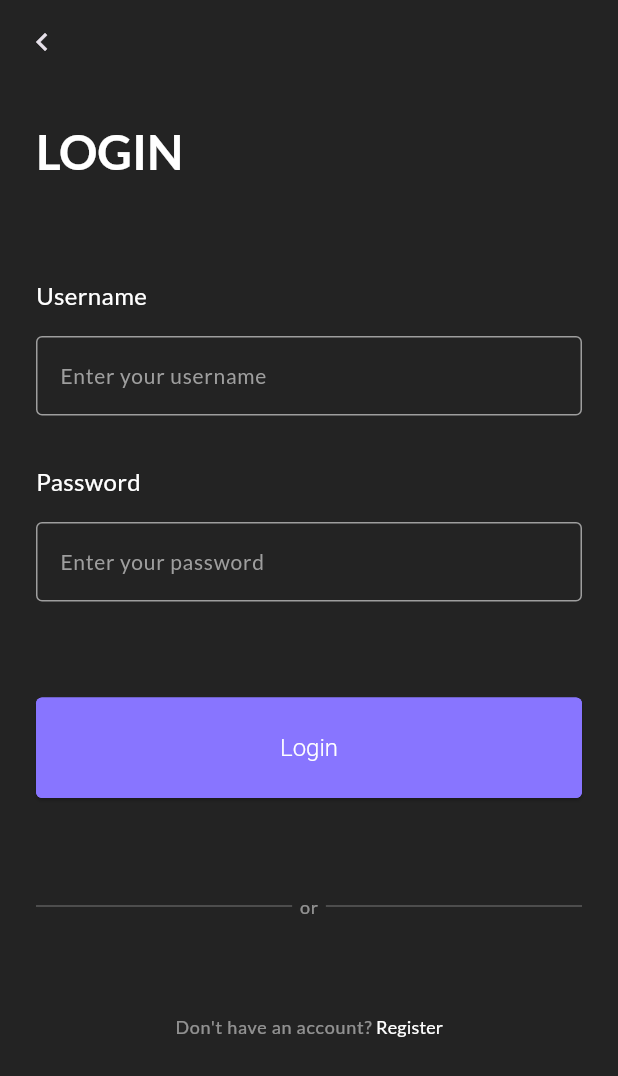
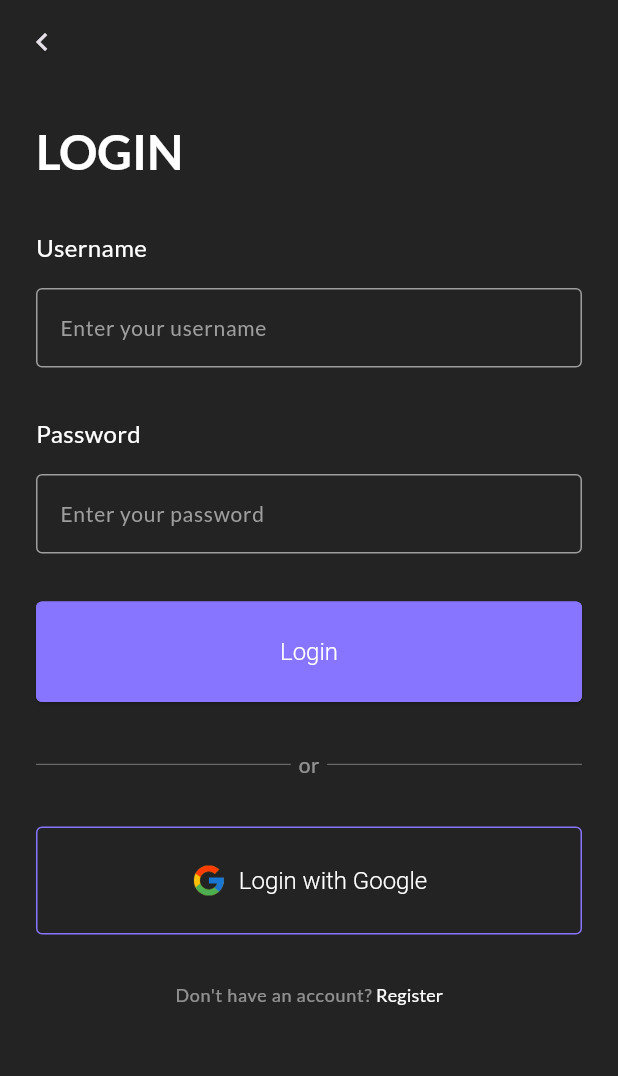
Before and after one commit to terfiel-22/todo_app, a Flutter app: the LoginScreen screen opened by its route, on a phone screen of 412 x 824 dp. Shown: the top 1076 px of the screen. Run offline on Flutter 3.47's test engine with Material 3 defaults, Android fonts, the phone set to English and light mode, and no system bars; our stand-ins replace go_router, smooth_page_indicator.

Commit message:
Complete Login Screen UI

```diff
--- a/lib/core/constants/custom_sizes.dart
+++ b/lib/core/constants/custom_sizes.dart
@@ -51,8 +51,8 @@ class CustomSizes {
   static const double productImageHeight = 160.0;
 
   //input field
-  static const double inputFieldRadius = 12.0;
-  static const double spaceBtwInputFields = 16.0;
+  static const double inputFieldRadius = 4.0;
+  static const double spaceBtwInputFields = 32.0;
 
   //Card sizes
   static const double cardRadiusLg = 16.0;
--- a/lib/core/constants/image_strings.dart
+++ b/lib/core/constants/image_strings.dart
@@ -4,4 +4,6 @@ class ImageStrings {
   static String onboardingImage1 = "assets/images/onboarding_img_1.png";
   static String onboardingImage2 = "assets/images/onboarding_img_2.png";
   static String onboardingImage3 = "assets/images/onboarding_img_3.png";
+
+  static String google = "assets/logos/ic_google.png";
 }
--- a/lib/core/theme/widget_themes/text_form_field_app_theme.dart
+++ b/lib/core/theme/widget_themes/text_form_field_app_theme.dart
@@ -1,4 +1,5 @@
 import 'package:flutter/material.dart';
+import 'package:todo_app/core/constants/custom_sizes.dart';
 
 class TextFormFieldAppTheme {
   TextFormFieldAppTheme._();
@@ -15,23 +16,23 @@ class TextFormFieldAppTheme {
       color: Colors.black.withValues(alpha: 0.8),
     ),
     border: const OutlineInputBorder().copyWith(
-      borderRadius: BorderRadius.circular(4.0),
+      borderRadius: BorderRadius.circular(CustomSizes.inputFieldRadius),
       borderSide: const BorderSide(width: 1, color: Colors.grey),
     ),
     enabledBorder: const OutlineInputBorder().copyWith(
-      borderRadius: BorderRadius.circular(4.0),
+      borderRadius: BorderRadius.circular(CustomSizes.inputFieldRadius),
       borderSide: const BorderSide(width: 1, color: Colors.grey),
     ),
     focusedBorder: const OutlineInputBorder().copyWith(
-      borderRadius: BorderRadius.circular(4.0),
+      borderRadius: BorderRadius.circular(CustomSizes.inputFieldRadius),
       borderSide: const BorderSide(width: 1, color: Colors.black12),
     ),
     errorBorder: const OutlineInputBorder().copyWith(
-      borderRadius: BorderRadius.circular(4.0),
+      borderRadius: BorderRadius.circular(CustomSizes.inputFieldRadius),
       borderSide: const BorderSide(width: 1, color: Colors.red),
     ),
     focusedErrorBorder: const OutlineInputBorder().copyWith(
-      borderRadius: BorderRadius.circular(4.0),
+      borderRadius: BorderRadius.circular(CustomSizes.inputFieldRadius),
       borderSide: const BorderSide(width: 1, color: Colors.orange),
     ),
   );
@@ -48,23 +49,23 @@ class TextFormFieldAppTheme {
       color: Colors.white.withValues(alpha: 0.8),
     ),
     border: const OutlineInputBorder().copyWith(
-      borderRadius: BorderRadius.circular(4.0),
+      borderRadius: BorderRadius.circular(CustomSizes.inputFieldRadius),
       borderSide: const BorderSide(width: 1, color: Colors.grey),
     ),
     enabledBorder: const OutlineInputBorder().copyWith(
-      borderRadius: BorderRadius.circular(4.0),
+      borderRadius: BorderRadius.circular(CustomSizes.inputFieldRadius),
       borderSide: const BorderSide(width: 1, color: Colors.grey),
     ),
     focusedBorder: const OutlineInputBorder().copyWith(
-      borderRadius: BorderRadius.circular(4.0),
+      borderRadius: BorderRadius.circular(CustomSizes.inputFieldRadius),
       borderSide: const BorderSide(width: 1, color: Colors.white),
     ),
     errorBorder: const OutlineInputBorder().copyWith(
-      borderRadius: BorderRadius.circular(4.0),
+      borderRadius: BorderRadius.circular(CustomSizes.inputFieldRadius),
       borderSide: const BorderSide(width: 1, color: Colors.red),
     ),
     focusedErrorBorder: const OutlineInputBorder().copyWith(
-      borderRadius: BorderRadius.circular(4.0),
+      borderRadius: BorderRadius.circular(CustomSizes.inputFieldRadius),
       borderSide: const BorderSide(width: 1, color: Colors.orange),
     ),
   );
--- /dev/null
+++ b/lib/core/widgets/buttons/google_button.dart
@@ -0,0 +1,31 @@
+import 'package:flutter/material.dart';
+import 'package:todo_app/core/constants/custom_sizes.dart';
+import 'package:todo_app/core/constants/image_strings.dart';
+import 'package:todo_app/core/utils/device/device_utility.dart';
+
+class GoogleButton extends StatelessWidget {
+  final String buttonText;
+  final VoidCallback onPressed;
+  const GoogleButton({
+    super.key,
+    required this.buttonText,
+    required this.onPressed,
+  });
+
+  @override
+  Widget build(BuildContext context) {
+    return Container(
+      padding: EdgeInsets.symmetric(vertical: CustomSizes.spaceBtwSections),
+      width: DeviceUtility.screenHeight(context),
+      child: OutlinedButton.icon(
+        onPressed: onPressed,
+        icon: Image(
+          width: CustomSizes.iconMd,
+          height: CustomSizes.iconMd,
+          image: AssetImage(ImageStrings.google),
+        ),
+        label: Text(buttonText),
+      ),
+    );
+  }
+}
--- a/lib/core/widgets/divider/auth_divider.dart
+++ b/lib/core/widgets/divider/auth_divider.dart
@@ -20,7 +20,7 @@ class AuthDivider extends StatelessWidget {
             endIndent: 5,
           ),
         ),
-        Text(dividerText, style: Theme.of(context).textTheme.labelMedium),
+        Text(dividerText, style: Theme.of(context).textTheme.bodySmall),
         Flexible(
           child: Divider(
             color: isLightMode ? CustomColors.grey : CustomColors.darkGrey,
--- a/lib/core/widgets/text_form_field/custom_text_form_field.dart
+++ b/lib/core/widgets/text_form_field/custom_text_form_field.dart
@@ -15,10 +15,10 @@ class CustomTextFormField extends StatelessWidget {
   @override
   Widget build(BuildContext context) {
     return Column(
+      spacing: CustomSizes.spaceBtwItems,
       crossAxisAlignment: CrossAxisAlignment.start,
       children: [
         Text(labelText),
-        const SizedBox(height: CustomSizes.md),
         TextFormField(
           controller: controller,
           decoration: InputDecoration(hintText: placeholderText),
--- a/lib/features/auth/screens/login/login_screen.dart
+++ b/lib/features/auth/screens/login/login_screen.dart
@@ -1,9 +1,9 @@
 import 'package:flutter/gestures.dart';
 import 'package:flutter/material.dart';
-import 'package:todo_app/core/constants/custom_sizes.dart';
 import 'package:todo_app/core/constants/text_strings.dart';
 import 'package:todo_app/core/utils/navigation/navigation_utility.dart';
 import 'package:todo_app/core/widgets/appbar/custom_appbar.dart';
+import 'package:todo_app/core/widgets/buttons/google_button.dart';
 import 'package:todo_app/core/widgets/divider/auth_divider.dart';
 import 'package:todo_app/core/widgets/page_container/page_container.dart';
 import 'package:todo_app/features/auth/screens/login/widgets/login_form.dart';
@@ -17,6 +17,7 @@ class LoginScreen extends StatelessWidget {
     return Scaffold(
       appBar: CustomAppbar(backPageName: RouteNames.startScreen),
       body: PageContainer(
+        child: SingleChildScrollView(
           child: Column(
             crossAxisAlignment: CrossAxisAlignment.start,
             children: [
@@ -33,9 +34,9 @@ class LoginScreen extends StatelessWidget {
               const AuthDivider(dividerText: "or"),
 
               // Social Buttons
+              GoogleButton(buttonText: "Login with Google", onPressed: () {}),
 
               // Navigate to Registration
-            const SizedBox(height: CustomSizes.spaceBtwSectionsLg),
               Center(
                 child: Text.rich(
                   TextSpan(
@@ -60,6 +61,7 @@ class LoginScreen extends StatelessWidget {
             ],
           ),
         ),
+      ),
     );
   }
 }
--- a/lib/features/auth/screens/login/widgets/login_form.dart
+++ b/lib/features/auth/screens/login/widgets/login_form.dart
@@ -16,9 +16,10 @@ class LoginForm extends StatelessWidget {
       key: loginController.loginFormKey,
       child: Padding(
         padding: const EdgeInsets.symmetric(
-          vertical: CustomSizes.spaceBtwSectionsLg,
+          vertical: CustomSizes.spaceBtwSections,
         ),
         child: Column(
+          spacing: CustomSizes.spaceBtwInputFields,
           children: [
             // Username
             CustomTextFormField(
@@ -28,7 +29,6 @@ class LoginForm extends StatelessWidget {
             ),
 
             // Password
-            const SizedBox(height: CustomSizes.spaceBtwSections),
             CustomTextFormField(
               controller: loginController.password,
               labelText: "Password",
@@ -36,7 +36,6 @@ class LoginForm extends StatelessWidget {
             ),
 
             // Button
-            const SizedBox(height: CustomSizes.spaceBtwSectionsLg),
             SizedBox(
               width: DeviceUtility.screenWidth(context),
               child: ElevatedButton(onPressed: () {}, child: Text("Login")),
--- a/pubspec.yaml
+++ b/pubspec.yaml
@@ -64,6 +64,7 @@ flutter:
   # To add assets to your application, add an assets section, like this:
   assets:
     - assets/images/
+    - assets/logos/
 
   # An image asset can refer to one or more resolution-specific "variants", see
   # https://flutter.dev/to/resolution-aware-images
```
Also changed, not shown: assets/logos/ic_google.png (added). Lines whose indentation alone changed are shown as unchanged.
